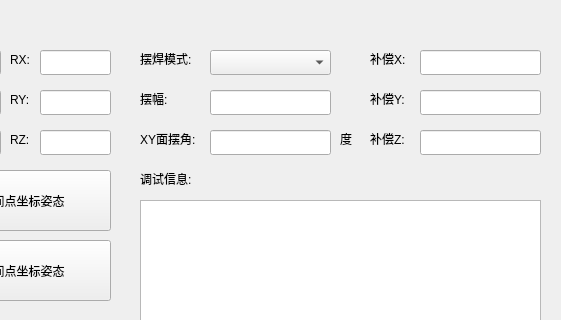
Before: the Qt Designer form setcraft1dlg.ui in qubo188612/qtwelding, drawn with Qt 5; both pictures show x 570 to 1131 and y 0 to 320 of the 1131 by 635 pixel window.
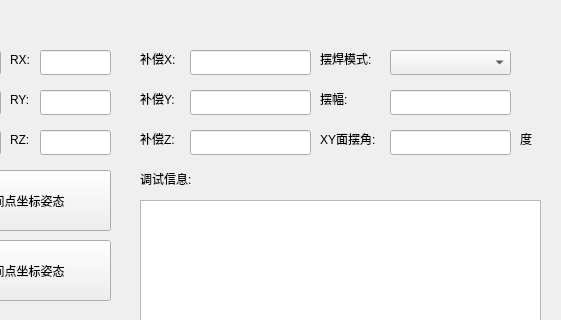
After: the same form once the commit is applied.

```diff
--- a/setcraft1dlg.ui
+++ b/setcraft1dlg.ui
@@ -16,7 +16,7 @@
   <widget class="QLabel" name="label_10">
    <property name="geometry">
     <rect>
-     <x>710</x>
+     <x>890</x>
      <y>90</y>
      <width>41</width>
      <height>17</height>
@@ -29,7 +29,7 @@
   <widget class="QLabel" name="label_13">
    <property name="geometry">
     <rect>
-     <x>940</x>
+     <x>710</x>
      <y>50</y>
      <width>51</width>
      <height>17</height>
@@ -55,7 +55,7 @@
   <widget class="QLineEdit" name="lineEdit_pendulum_phaseangle">
    <property name="geometry">
     <rect>
-     <x>780</x>
+     <x>960</x>
      <y>130</y>
      <width>121</width>
      <height>25</height>
@@ -65,7 +65,7 @@
   <widget class="QLabel" name="label_11">
    <property name="geometry">
     <rect>
-     <x>710</x>
+     <x>890</x>
      <y>130</y>
      <width>71</width>
      <height>17</height>
@@ -78,7 +78,7 @@
   <widget class="QComboBox" name="comboBox_pendulum_mode">
    <property name="geometry">
     <rect>
-     <x>780</x>
+     <x>960</x>
      <y>50</y>
      <width>121</width>
      <height>25</height>
@@ -88,7 +88,7 @@
   <widget class="QLabel" name="label_15">
    <property name="geometry">
     <rect>
-     <x>940</x>
+     <x>710</x>
      <y>130</y>
      <width>51</width>
      <height>17</height>
@@ -101,7 +101,7 @@
   <widget class="QLineEdit" name="lineEdit_Z">
    <property name="geometry">
     <rect>
-     <x>990</x>
+     <x>760</x>
      <y>130</y>
      <width>121</width>
      <height>25</height>
@@ -134,7 +134,7 @@
   <widget class="QLabel" name="label_12">
    <property name="geometry">
     <rect>
-     <x>910</x>
+     <x>1090</x>
      <y>130</y>
      <width>21</width>
      <height>17</height>
@@ -147,7 +147,7 @@
   <widget class="QLabel" name="label_14">
    <property name="geometry">
     <rect>
-     <x>940</x>
+     <x>710</x>
      <y>90</y>
      <width>51</width>
      <height>17</height>
@@ -160,7 +160,7 @@
   <widget class="QLineEdit" name="lineEdit_pendulum_swing">
    <property name="geometry">
     <rect>
-     <x>780</x>
+     <x>960</x>
      <y>90</y>
      <width>121</width>
      <height>25</height>
@@ -170,7 +170,7 @@
   <widget class="QLineEdit" name="lineEdit_Y">
    <property name="geometry">
     <rect>
-     <x>990</x>
+     <x>760</x>
      <y>90</y>
      <width>121</width>
      <height>25</height>
@@ -180,7 +180,7 @@
   <widget class="QLabel" name="label_9">
    <property name="geometry">
     <rect>
-     <x>710</x>
+     <x>890</x>
      <y>50</y>
      <width>67</width>
      <height>17</height>
@@ -193,7 +193,7 @@
   <widget class="QLineEdit" name="lineEdit_X">
    <property name="geometry">
     <rect>
-     <x>990</x>
+     <x>760</x>
      <y>50</y>
      <width>121</width>
      <height>25</height>
```
